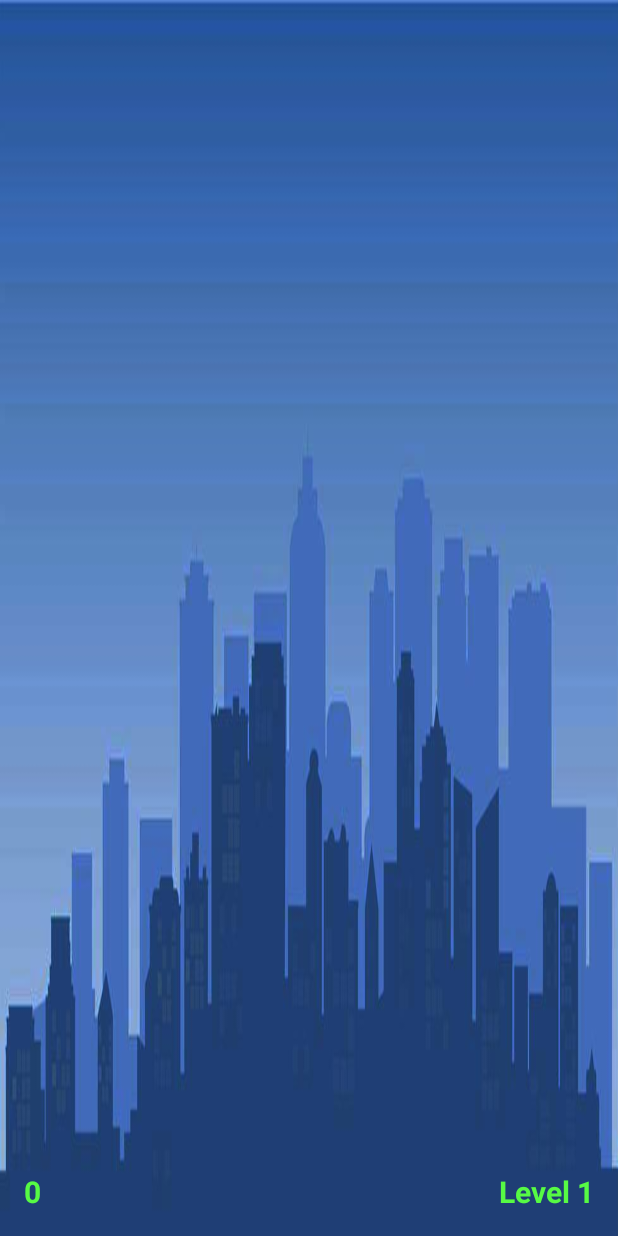
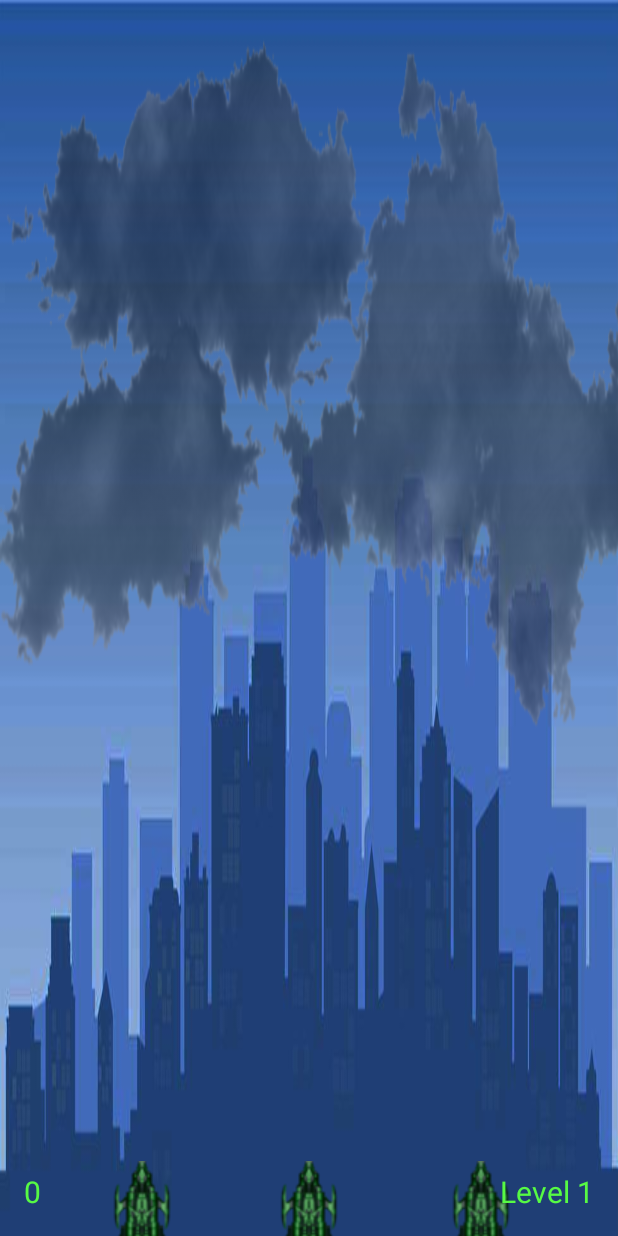
Before and after one commit to oliviagrace12/defense-commander, an Android app: the screen it shows after launch (MainActivity), on a phone screen of 412 x 824 dp. Run offline under Robolectric (Android 15) with nearby library versions, the phone set to English and light mode, and no system bars.

Commit message:
scrolling clouds

```diff
--- a/app/src/main/java/com/example/defensecommander/MainActivity.java
+++ b/app/src/main/java/com/example/defensecommander/MainActivity.java
@@ -3,16 +3,35 @@ package com.example.defensecommander;
 import androidx.appcompat.app.AppCompatActivity;
 
 import android.os.Bundle;
+import android.util.DisplayMetrics;
 import android.view.View;
+import android.view.ViewGroup;
+
+import java.util.ArrayList;
 
 public class MainActivity extends AppCompatActivity {
+
+    private int screenWidth;
+    private int screenHeight;
+    private final ArrayList<ParallaxBackground> parallaxBackgrounds = new ArrayList<>();
 
     @Override
     protected void onCreate(Bundle savedInstanceState) {
         super.onCreate(savedInstanceState);
         makeFullscreen();
         setContentView(R.layout.activity_main);
+        getScreenDimensions();
 
+        ViewGroup viewGroup = findViewById(R.id.constraintLayout);
+        parallaxBackgrounds.add(
+                new ParallaxBackground(this, viewGroup, 60000, screenWidth, screenHeight));
+    }
+
+    private void getScreenDimensions() {
+        DisplayMetrics displayMetrics = new DisplayMetrics();
+        getWindowManager().getDefaultDisplay().getMetrics(displayMetrics);
+        screenWidth = displayMetrics.widthPixels;
+        screenHeight = displayMetrics.heightPixels;
     }
 
     private void makeFullscreen() {
@@ -27,4 +46,11 @@ public class MainActivity extends AppCompatActivity {
                 | View.SYSTEM_UI_FLAG_HIDE_NAVIGATION
                 | View.SYSTEM_UI_FLAG_FULLSCREEN);
     }
+
+    @Override
+    protected void onStop() {
+        super.onStop();
+        for (ParallaxBackground background : parallaxBackgrounds)
+            background.stop();
+    }
 }
--- /dev/null
+++ b/app/src/main/java/com/example/defensecommander/ParallaxBackground.java
@@ -0,0 +1,131 @@
+package com.example.defensecommander;
+
+import android.animation.ValueAnimator;
+import android.content.Context;
+import android.graphics.BitmapFactory;
+import android.view.ViewGroup;
+import android.view.animation.LinearInterpolator;
+import android.widget.ImageView;
+import android.widget.LinearLayout;
+
+public class ParallaxBackground implements Runnable {
+
+    private final Context context;
+    private final ViewGroup layout;
+    private final long duration;
+    private final int screenWidth;
+    private final int screenHeight;
+    private boolean isRunning;
+
+    private ImageView cloudsImageViewA;
+    private ImageView cloudsImageViewB;
+
+
+    public ParallaxBackground(Context context, ViewGroup layout, long duration,
+                              int screenWidth, int screenHeight) {
+        this.context = context;
+        this.layout = layout;
+        this.duration = duration;
+        this.screenWidth = screenWidth;
+        this.screenHeight = screenHeight;
+        setupBackground();
+    }
+
+    private void setupBackground() {
+        LinearLayout.LayoutParams layoutParams =
+                new LinearLayout.LayoutParams(screenWidth + getBarHeight(), screenHeight);
+
+        cloudsImageViewA = new ImageView(context);
+        cloudsImageViewB = new ImageView(context);
+
+        cloudsImageViewA.setLayoutParams(layoutParams);
+        cloudsImageViewB.setLayoutParams(layoutParams);
+
+        cloudsImageViewA.setImageBitmap(
+                BitmapFactory.decodeResource(context.getResources(), R.drawable.clouds));
+        cloudsImageViewB.setImageBitmap(
+                BitmapFactory.decodeResource(context.getResources(), R.drawable.clouds));
+
+        cloudsImageViewA.setScaleType(ImageView.ScaleType.FIT_XY);
+        cloudsImageViewB.setScaleType(ImageView.ScaleType.FIT_XY);
+
+        cloudsImageViewA.setZ(-1);
+        cloudsImageViewB.setZ(-1);
+
+        cloudsImageViewA.setAlpha(0.5f);
+        cloudsImageViewB.setAlpha(0.5f);
+
+        layout.addView(cloudsImageViewA);
+        layout.addView(cloudsImageViewB);
+
+        animate();
+    }
+
+    private void animate() {
+        ValueAnimator valueAnimator = ValueAnimator.ofFloat(1.0f, 0.0f);
+        valueAnimator.setRepeatCount(ValueAnimator.INFINITE);
+        valueAnimator.setInterpolator(new LinearInterpolator());
+        valueAnimator.setDuration(duration);
+
+        valueAnimator.addUpdateListener((animation) -> {
+            final float progress = (float) animation.getAnimatedValue();
+            float width = screenWidth + getBarHeight();
+
+            float translationXA = width * progress;
+            float translationXB = width * progress - width;
+
+            cloudsImageViewA.setTranslationX(translationXA);
+            cloudsImageViewB.setTranslationX(translationXB);
+        });
+
+        valueAnimator.start();
+    }
+
+    private int getBarHeight() {
+        int resourceId = context.getResources()
+                .getIdentifier("navigation_bar_height", "dimen", "android");
+        if (resourceId > 0) {
+            return context.getResources().getDimensionPixelSize(resourceId);
+        }
+        return 0;
+    }
+
+
+    @Override
+    public void run() {
+        cloudsImageViewA.setX(0);
+        cloudsImageViewB.setX(-(screenWidth + getBarHeight()));
+        long cycleTime = 25;
+        long cycles = duration / cycleTime;
+        long distance = (screenWidth + getBarHeight()) / cycles;
+
+        while (isRunning) {
+            long start = System.currentTimeMillis();
+            cloudsImageViewA.setX(cloudsImageViewA.getX() - distance);
+            cloudsImageViewB.setX(cloudsImageViewB.getX() - distance);
+            long workTime = System.currentTimeMillis() - start;
+
+            if (cloudsImageViewA.getWidth() < -(screenWidth + getBarHeight())) {
+                cloudsImageViewA.setX(screenWidth + getBarHeight());
+            }
+            if (cloudsImageViewB.getWidth() < -(screenWidth + getBarHeight())) {
+                cloudsImageViewB.setX(screenWidth + getBarHeight());
+            }
+
+            long sleepTime = cycleTime - workTime;
+
+            if (sleepTime > 0) {
+                try {
+                    Thread.sleep(sleepTime);
+                } catch (InterruptedException e) {
+                    e.printStackTrace();
+                }
+            }
+        }
+
+    }
+
+    public void stop() {
+        isRunning = false;
+    }
+}
--- a/app/src/main/res/layout/activity_main.xml
+++ b/app/src/main/res/layout/activity_main.xml
@@ -8,6 +8,16 @@
     android:background="@drawable/background"
     tools:context=".MainActivity">
 
+    <ImageView
+        android:id="@+id/imageView4"
+        android:layout_width="wrap_content"
+        android:layout_height="wrap_content"
+        app:layout_constraintBottom_toBottomOf="parent"
+        app:layout_constraintEnd_toEndOf="parent"
+        app:layout_constraintHorizontal_bias="0.808"
+        app:layout_constraintStart_toStartOf="parent"
+        app:srcCompat="@drawable/base" />
+
     <TextView
         android:id="@+id/score"
         android:layout_width="wrap_content"
@@ -17,7 +27,6 @@
         android:text="0"
         android:textColor="@color/text_green"
         android:textSize="20sp"
-        android:textStyle="bold"
         app:layout_constraintBottom_toBottomOf="parent"
         app:layout_constraintStart_toStartOf="parent" />
 
@@ -30,7 +39,25 @@
         android:text="Level 1"
         android:textColor="@color/text_green"
         android:textSize="20sp"
-        android:textStyle="bold"
         app:layout_constraintBottom_toBottomOf="parent"
         app:layout_constraintEnd_toEndOf="parent" />
+
+    <ImageView
+        android:id="@+id/imageView2"
+        android:layout_width="wrap_content"
+        android:layout_height="wrap_content"
+        app:layout_constraintBottom_toBottomOf="parent"
+        app:layout_constraintEnd_toEndOf="parent"
+        app:layout_constraintHorizontal_bias="0.2"
+        app:layout_constraintStart_toStartOf="parent"
+        app:srcCompat="@drawable/base" />
+
+    <ImageView
+        android:id="@+id/imageView3"
+        android:layout_width="wrap_content"
+        android:layout_height="wrap_content"
+        app:layout_constraintBottom_toBottomOf="parent"
+        app:layout_constraintEnd_toEndOf="parent"
+        app:layout_constraintStart_toStartOf="parent"
+        app:srcCompat="@drawable/base" />
 </androidx.constraintlayout.widget.ConstraintLayout>
```
